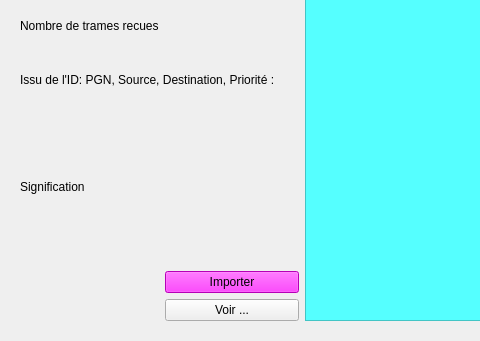
AlainMal/LaurentHuahine2, file Alain.ui: the form before one commit; both pictures show x 0 to 480 and y 174 to 515 of the 635 by 515 pixel window.
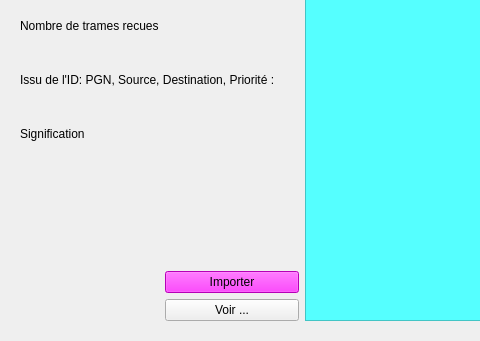
The form after the commit. Icons and pictures are not drawn.

```diff
--- a/Alain.ui
+++ b/Alain.ui
@@ -32,25 +32,6 @@
     <property name="bottomMargin">
      <number>20</number>
     </property>
-    <item row="5" column="0">
-     <widget class="QLabel" name="lab_octet">
-      <property name="sizePolicy">
-       <sizepolicy hsizetype="Minimum" vsizetype="Preferred">
-        <horstretch>0</horstretch>
-        <verstretch>0</verstretch>
-       </sizepolicy>
-      </property>
-      <property name="autoFillBackground">
-       <bool>true</bool>
-      </property>
-      <property name="text">
-       <string>Signification</string>
-      </property>
-      <property name="wordWrap">
-       <bool>true</bool>
-      </property>
-     </widget>
-    </item>
     <item row="0" column="3" rowspan="9" colspan="2">
      <layout class="QVBoxLayout" name="verticalLayout">
       <item>
@@ -241,6 +222,25 @@
       </property>
      </widget>
     </item>
+    <item row="4" column="0" colspan="2">
+     <widget class="QLabel" name="lab_octet">
+      <property name="sizePolicy">
+       <sizepolicy hsizetype="Minimum" vsizetype="Preferred">
+        <horstretch>0</horstretch>
+        <verstretch>0</verstretch>
+       </sizepolicy>
+      </property>
+      <property name="autoFillBackground">
+       <bool>true</bool>
+      </property>
+      <property name="text">
+       <string>Signification</string>
+      </property>
+      <property name="wordWrap">
+       <bool>true</bool>
+      </property>
+     </widget>
+    </item>
    </layout>
   </widget>
   <widget class="QMenuBar" name="menubar">
```
